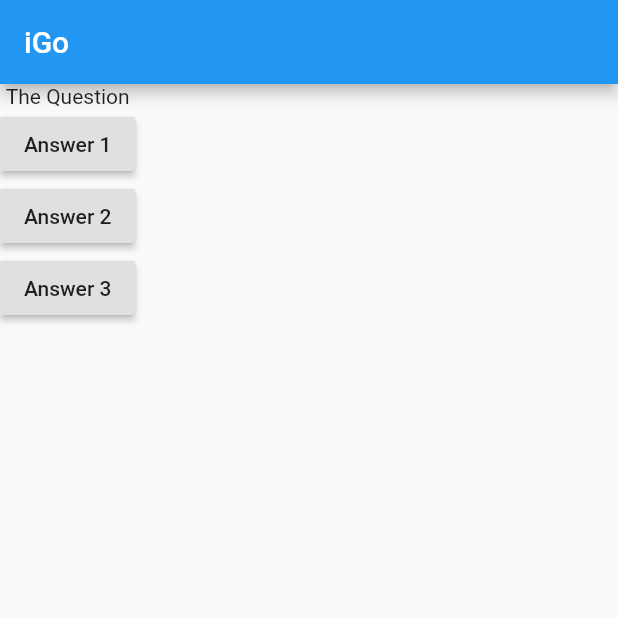
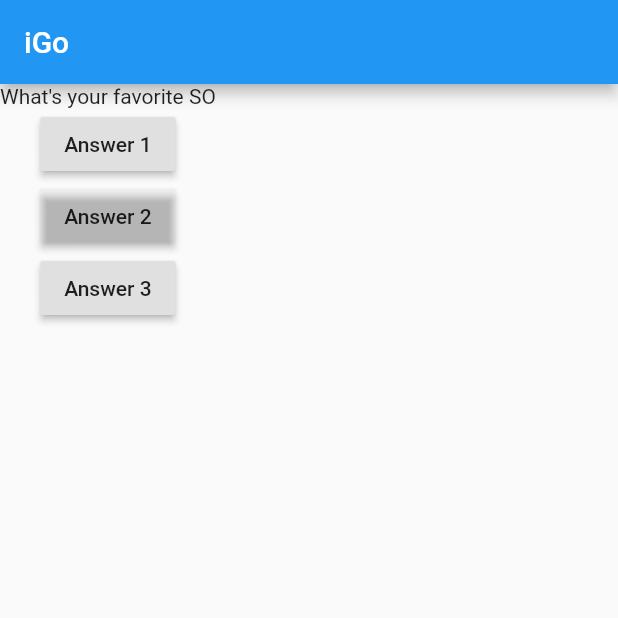
Before and after one commit to PascoalBayonne/flutter-course, a Flutter app: the screen it shows after launch, after a tap on "Answer 1", on a phone screen of 412 x 824 dp, the top half of it. Run offline on Flutter 3.47's test engine with Material 2 defaults, Android fonts, the light colour scheme and no system bars.

Commit message:
including the stateful design

```diff
--- a/flutter_basics/lib/main.dart
+++ b/flutter_basics/lib/main.dart
@@ -4,15 +4,28 @@
   runApp(MyApp());
 }
 
-class MyApp extends StatelessWidget {
+class MyApp extends StatefulWidget {
+  @override
+  State<StatefulWidget> createState() {
+    return MyAppState();
+  }
+}
+
+class MyAppState extends State<MyApp> {
+  var questions = [
+    'On which day we had our marriage wedding?',
+    'What\'s your favorite SO',
+    'Mercedes or BMW'
+  ];
+
+  var _questionIndex = 0; // the "_" means that its a private field, so it cannot be changed outside (encapsulation)
   void answerQuestion() {
-    print('The answer has been pressed');
+    //forces flutter to re(render) the UI. Not the all UI app but the widget that called the setState
+    setState(() {
+      _questionIndex = _questionIndex + 1;
+    });
+    print('the question index is: $_questionIndex ');
   }
-
-  var questions = [
-    'What\'s your favorite programming language?',
-    'What\'s your favorite SO'
-  ];
 
   @override
   Widget build(BuildContext buildContext) {
@@ -23,18 +36,21 @@
         ),
         body: Column(
           children: [
-            Text('The Question'),
+            Text(questions[_questionIndex]),
             RaisedButton(
               child: Text('Answer 1'),
               onPressed: answerQuestion,
             ),
             RaisedButton(
               child: Text('Answer 2'),
+              focusColor: Color(05),
+              color: Color(016),
               onPressed: answerQuestion,
             ),
             RaisedButton(
               child: Text('Answer 3'),
-              onPressed: answerQuestion,
+              onPressed: () =>
+                  print('Now you have just printed annonymous function'),
             )
           ],
         ),
```
